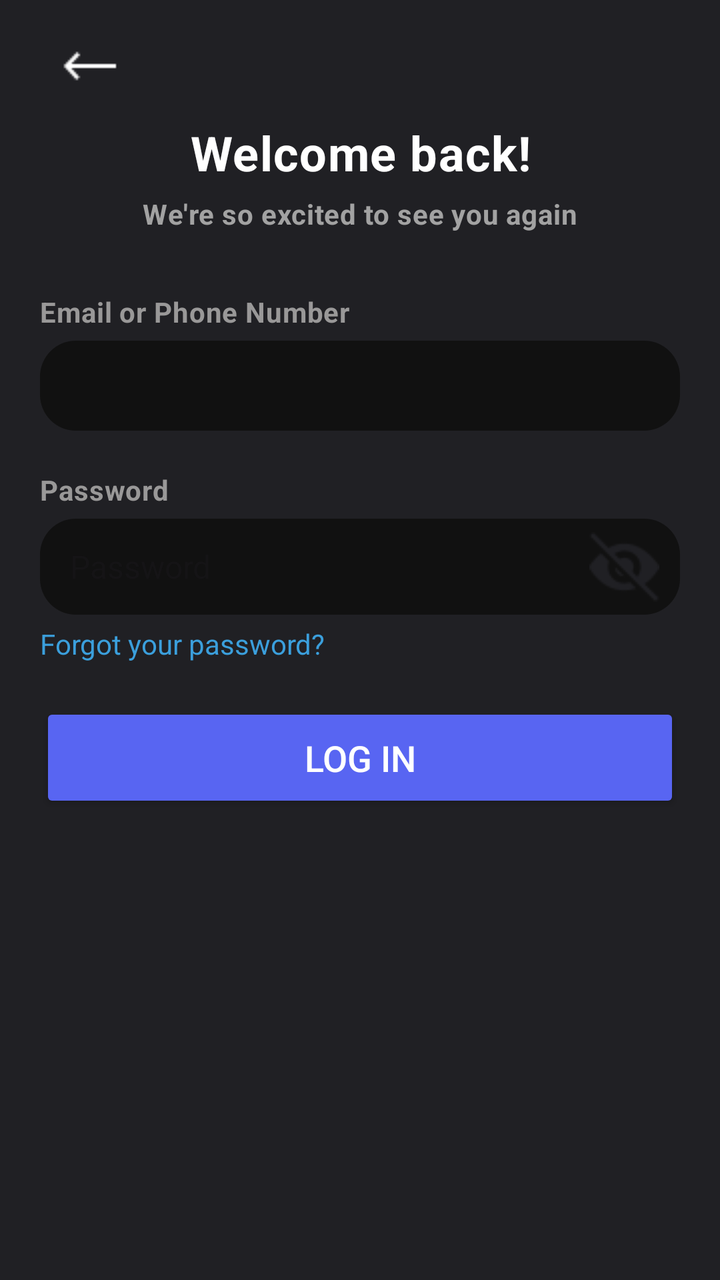
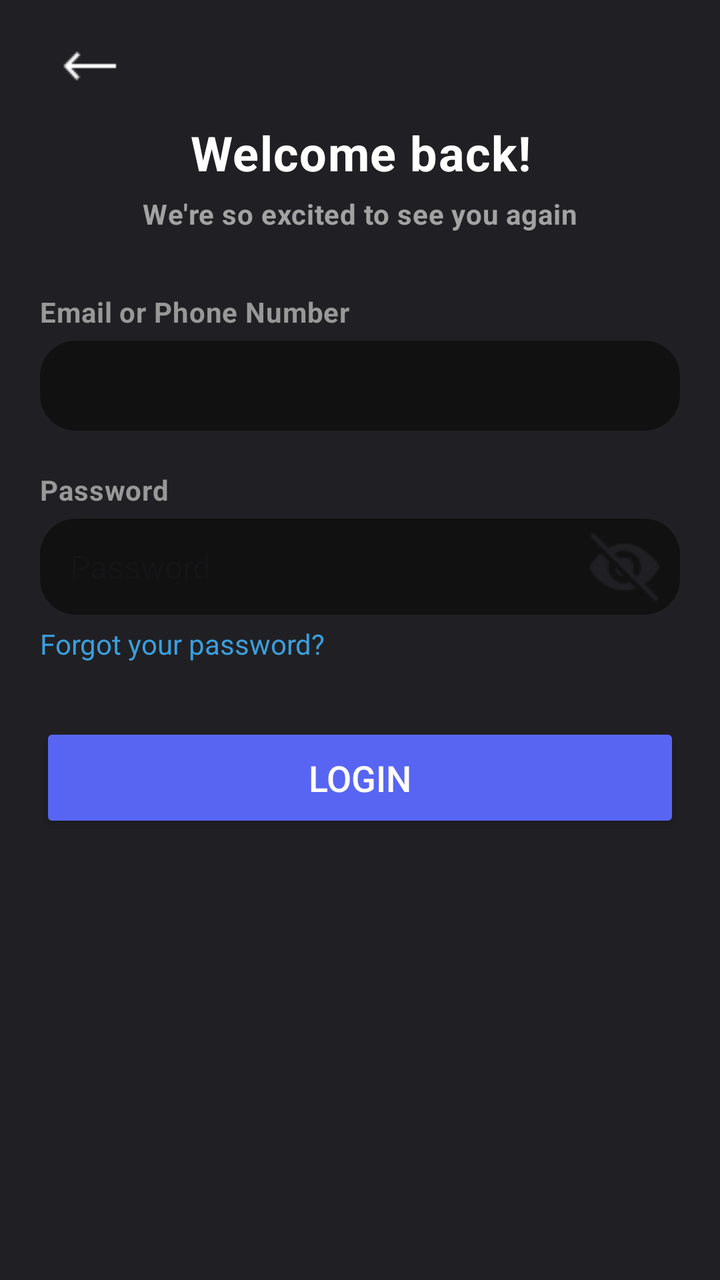

The first picture is an Android layout as it rendered before a commit; the second is the same layout after the commit. The layout source and the unified diff follow.
<!-- AndroidManifest.xml: application theme Theme.Doscord -->
<!-- res/layout/activity_login.xml -->
<?xml version="1.0" encoding="utf-8"?>
<androidx.constraintlayout.widget.ConstraintLayout xmlns:android="http://schemas.android.com/apk/res/android"
    xmlns:app="http://schemas.android.com/apk/res-auto"
    xmlns:tools="http://schemas.android.com/tools"
    android:id="@+id/main"
    android:layout_width="match_parent"
    android:layout_height="match_parent"
    android:background="#202024"
    tools:context=".LoginActivity">

    <ImageButton
        android:id="@+id/logBack"
        android:layout_width="48dp"
        android:layout_height="48dp"
        android:layout_marginStart="20dp"
        android:layout_marginTop="10dp"
        android:background="@android:color/transparent"
        android:contentDescription="@string/back"
        android:onClick="finish"
        app:layout_constraintStart_toStartOf="parent"
        app:layout_constraintTop_toTopOf="parent"
        app:srcCompat="@drawable/back" />

    <TextView
        android:id="@+id/logTitle"
        android:layout_width="wrap_content"
        android:layout_height="wrap_content"
        android:layout_marginTop="60dp"
        android:gravity="center"
        android:letterSpacing="0.02"
        android:text="@string/welcome_back"
        android:textColor="#FFFFFF"
        android:textSize="24sp"
        android:textStyle="bold"
        app:layout_constraintEnd_toEndOf="parent"
        app:layout_constraintHorizontal_bias="0.5"
        app:layout_constraintStart_toStartOf="parent"
        app:layout_constraintTop_toTopOf="parent" />

    <TextView
        android:id="@+id/logSubtitle"
        android:layout_width="wrap_content"
        android:layout_height="wrap_content"
        android:layout_marginTop="5dp"
        android:gravity="center"
        android:letterSpacing="0.02"
        android:text="@string/we_re_so_excited_to_see_you_again"
        android:textColor="#A2A2A2"
        android:textSize="14sp"
        android:textStyle="bold"
        app:layout_constraintEnd_toEndOf="parent"
        app:layout_constraintHorizontal_bias="0.5"
        app:layout_constraintStart_toStartOf="parent"
        app:layout_constraintTop_toBottomOf="@+id/logTitle" />

    <TextView
        android:id="@+id/logLabel1"
        android:layout_width="wrap_content"
        android:layout_height="wrap_content"
        android:layout_marginStart="20dp"
        android:layout_marginTop="30dp"
        android:letterSpacing="0.02"
        android:text="Email or Phone Number"
        android:textColor="#999898"
        android:textStyle="bold"
        app:layout_constraintStart_toStartOf="parent"
        app:layout_constraintTop_toBottomOf="@+id/logSubtitle" />

    <EditText
        android:id="@+id/LogMailOrPhone"
        android:layout_width="0dp"
        android:layout_height="45dp"
        android:layout_marginStart="20dp"
        android:layout_marginTop="5dp"
        android:layout_marginEnd="20dp"
        android:background="@drawable/input_background"
        android:ems="10"
        android:inputType="text"
        android:paddingLeft="15dp"
        android:paddingRight="15dp"
        android:textSize="16sp"
        app:layout_constraintEnd_toEndOf="parent"
        app:layout_constraintStart_toStartOf="parent"
        app:layout_constraintTop_toBottomOf="@+id/logLabel1"
        tools:ignore="TextFields" />

    <TextView
        android:id="@+id/logLabel2"
        android:layout_width="wrap_content"
        android:layout_height="wrap_content"
        android:layout_marginStart="20dp"
        android:layout_marginTop="20dp"
        android:letterSpacing="0.02"
        android:text="@string/password"
        android:textColor="#999898"
        android:textStyle="bold"
        app:layout_constraintStart_toStartOf="parent"
        app:layout_constraintTop_toBottomOf="@+id/LogMailOrPhone" />

    <RelativeLayout
        android:id="@+id/logPassContainer"
        android:layout_width="0dp"
        android:layout_height="48dp"
        android:layout_marginStart="20dp"
        android:layout_marginTop="5dp"
        android:layout_marginEnd="20dp"
        app:layout_constraintEnd_toEndOf="parent"
        app:layout_constraintStart_toStartOf="parent"
        app:layout_constraintTop_toBottomOf="@id/logLabel2">

        <EditText
            android:id="@+id/logPassword"
            android:layout_width="match_parent"
            android:layout_height="match_parent"
            android:background="@drawable/input_background"
            android:hint="@string/password"
            android:inputType="textPassword"
            android:paddingStart="15dp"
            android:paddingEnd="48dp"
            android:textSize="16sp" />

        <ImageButton
            android:id="@+id/logPassEye"
            android:layout_width="40dp"
            android:layout_height="40dp"
            android:layout_alignParentEnd="true"
            android:layout_centerVertical="true"
            android:layout_marginRight="8dp"
            android:background="@android:color/transparent"
            android:onClick="showPass"
            android:src="@drawable/eye_closed" />
    </RelativeLayout>


    <TextView
        android:id="@+id/forgotPass"
        android:layout_width="wrap_content"
        android:layout_height="wrap_content"
        android:layout_marginStart="20dp"
        android:layout_marginTop="5dp"
        android:clickable="true"
        android:gravity="center|left"
        android:onClick="forgotPassword"
        android:text="Forgot your password?"
        android:textColor="#3B9FDC"
        app:layout_constraintStart_toStartOf="parent"
        app:layout_constraintTop_toBottomOf="@+id/logPassContainer" />

    <Button
        android:id="@+id/logNext"
        android:layout_width="0dp"
        android:layout_height="55dp"
        android:layout_marginStart="20dp"
        android:layout_marginTop="20dp"
        android:layout_marginEnd="20dp"
        android:backgroundTint="#5865f2"
        android:onClick="loginReq"
        android:text="@string/login"
        android:textColor="@color/white"
        android:textSize="18sp"
        app:layout_constraintEnd_toEndOf="parent"
        app:layout_constraintHorizontal_bias="0.0"
        app:layout_constraintStart_toStartOf="parent"
        app:layout_constraintTop_toBottomOf="@+id/forgotPass" />

</androidx.constraintlayout.widget.ConstraintLayout>
<!-- resources referenced by this layout -->
<resources>
  <color name="white">#FFFFFFFF</color>
  <!-- drawable back: png bitmap (drawable, 256 bytes) -->
  <!-- drawable eye_closed: png bitmap (drawable, 850 bytes) -->
  <!-- drawable input_background (drawable) -->
  <?xml version="1.0" encoding="utf-8"?>
  <shape xmlns:android="http://schemas.android.com/apk/res/android"
      android:shape="rectangle">
  
      
      <solid android:color="#111111" />
  
      
      <corners android:radius="18dp" />
  
  </shape>
  <string name="back">Back</string>
  <string name="login">Log In</string>
  <string name="password">Password</string>
  <string name="we_re_so_excited_to_see_you_again">We\'re so excited to see you again</string>
  <string name="welcome_back">Welcome back!</string>
  <style name="Theme.Doscord" parent="Base.Theme.Doscord" />
  <style name="Base.Theme.Doscord" parent="Theme.Material3.DayNight.NoActionBar">
          
          
      </style>
</resources>

<!-- the commit's change to res/layout/activity_login.xml (unified diff, before → after) -->
@@ -146,21 +146,57 @@
         app:layout_constraintStart_toStartOf="parent"
         app:layout_constraintTop_toBottomOf="@+id/logPassContainer" />
 
-    <Button
-        android:id="@+id/logNext"
+    <FrameLayout
+        android:id="@+id/buttonContainer"
         android:layout_width="0dp"
         android:layout_height="55dp"
-        android:layout_marginStart="20dp"
-        android:layout_marginTop="20dp"
+        android:layout_marginHorizontal="20dp"
+        android:layout_marginStart="20dp"
+        android:layout_marginTop="30dp"
         android:layout_marginEnd="20dp"
-        android:backgroundTint="#5865f2"
-        android:onClick="loginReq"
-        android:text="@string/login"
-        android:textColor="@color/white"
-        android:textSize="18sp"
-        app:layout_constraintEnd_toEndOf="parent"
-        app:layout_constraintHorizontal_bias="0.0"
-        app:layout_constraintStart_toStartOf="parent"
-        app:layout_constraintTop_toBottomOf="@+id/forgotPass" />
+        app:layout_constraintEnd_toEndOf="parent"
+        app:layout_constraintStart_toStartOf="parent"
+        app:layout_constraintTop_toBottomOf="@+id/forgotPass">
+
+        <Button
+            android:id="@+id/btnLogin"
+            android:layout_width="match_parent"
+            android:layout_height="match_parent"
+            android:backgroundTint="#5865f2"
+            android:textColor="@color/white"
+            android:textSize="18sp"
+            android:onClick="loginReq"
+            android:text="Login" />
+
+        <LinearLayout
+            android:id="@+id/loadingDots"
+            android:layout_width="wrap_content"
+            android:layout_height="wrap_content"
+            android:layout_gravity="center"
+            android:orientation="horizontal"
+            android:visibility="gone">
+
+            <View
+                android:id="@+id/dot1"
+                android:layout_width="8dp"
+                android:layout_height="8dp"
+                android:layout_margin="4dp"
+                android:background="@drawable/dot_shape" />
+
+            <View
+                android:id="@+id/dot2"
+                android:layout_width="8dp"
+                android:layout_height="8dp"
+                android:layout_margin="4dp"
+                android:background="@drawable/dot_shape" />
+
+            <View
+                android:id="@+id/dot3"
+                android:layout_width="8dp"
+                android:layout_height="8dp"
+                android:layout_margin="4dp"
+                android:background="@drawable/dot_shape" />
+        </LinearLayout>
+    </FrameLayout>
 
 </androidx.constraintlayout.widget.ConstraintLayout>
<!-- resource entries referenced after the edit -->
@@ -2,6 +2,13 @@
 <resources>
   <color name="white">#FFFFFFFF</color>
   <!-- drawable back: png bitmap (drawable, 256 bytes) -->
+  <!-- drawable dot_shape (drawable) -->
+  <?xml version="1.0" encoding="utf-8"?>
+  <shape xmlns:android="http://schemas.android.com/apk/res/android"
+      android:shape="oval">
+      <solid android:color="#fff" />
+      <size android:width="8dp" android:height="8dp" />
+  </shape>
   <!-- drawable eye_closed: png bitmap (drawable, 850 bytes) -->
   <!-- drawable input_background (drawable) -->
   <?xml version="1.0" encoding="utf-8"?>
@@ -16,7 +23,6 @@
   
   </shape>
   <string name="back">Back</string>
-  <string name="login">Log In</string>
   <string name="password">Password</string>
   <string name="we_re_so_excited_to_see_you_again">We\'re so excited to see you again</string>
   <string name="welcome_back">Welcome back!</string>
